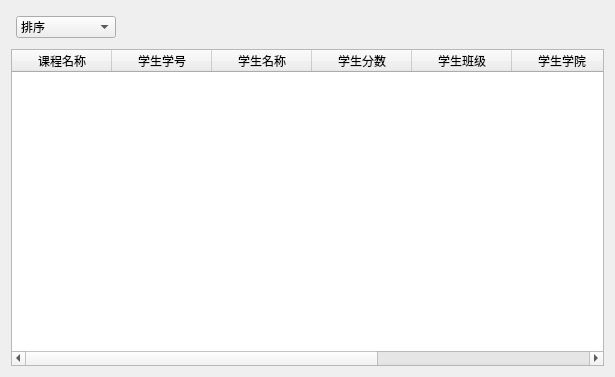
This is untitled1/teamanagescore.ui in 2018876441/C-_project as Qt 5 draws it before an edit. The edited form follows.
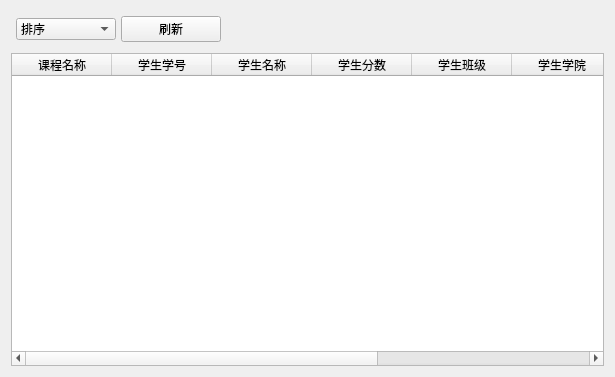
This is the edited form.

```diff
--- a/untitled1/teamanagescore.ui
+++ b/untitled1/teamanagescore.ui
@@ -75,6 +75,19 @@
        </item>
       </widget>
      </item>
+     <item>
+      <widget class="QPushButton" name="pushButton">
+       <property name="minimumSize">
+        <size>
+         <width>100</width>
+         <height>22</height>
+        </size>
+       </property>
+       <property name="text">
+        <string>刷新</string>
+       </property>
+      </widget>
+     </item>
      <item>
       <spacer name="horizontalSpacer">
        <property name="orientation">
```
